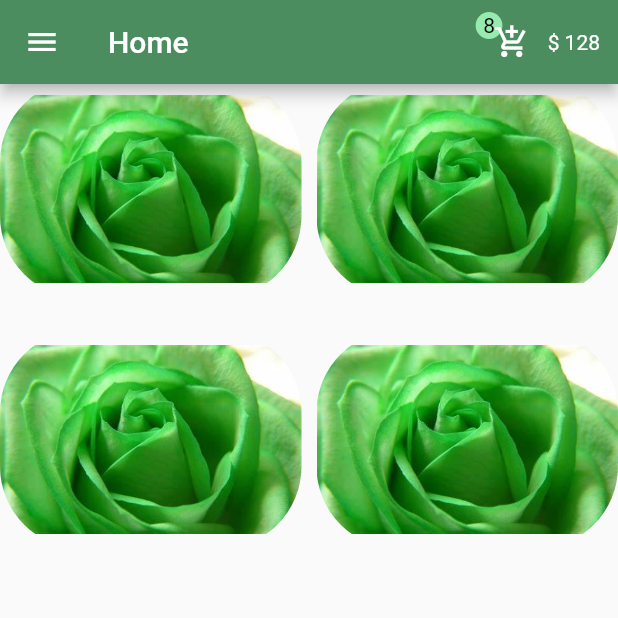
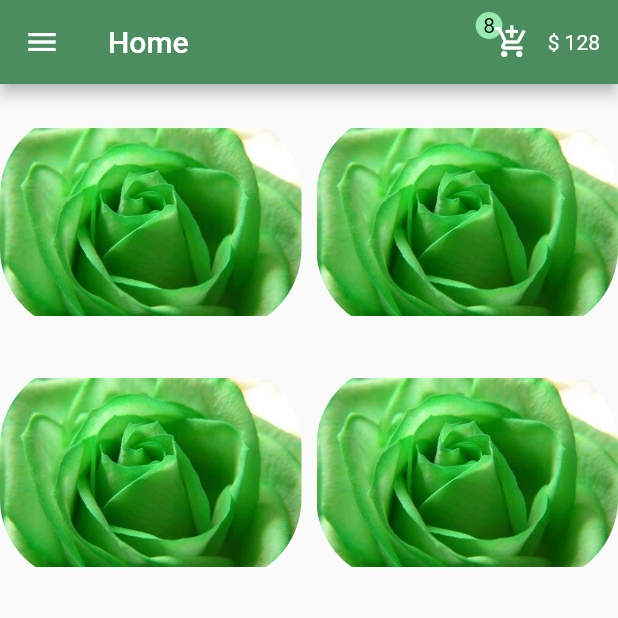
Before and after one commit to AyaEidAttya/E-commerce-app, a Flutter app: the screen it shows after launch, on a phone screen of 412 x 824 dp, the top half of it. Run offline on Flutter 3.47's test engine with Material 2 defaults, Android fonts, the light colour scheme and no system bars.

Commit message:
ADD PADING

```diff
--- a/lib/pages/home.dart
+++ b/lib/pages/home.dart
@@ -7,7 +7,9 @@ class Home extends StatelessWidget {
   @override
   Widget build(BuildContext context) {
     return Scaffold(
-      body: GridView.builder(
+      body: Padding(
+        padding: const EdgeInsets.only(top: 22),
+        child: GridView.builder(
           gridDelegate:SliverGridDelegateWithFixedCrossAxisCount(
             crossAxisCount: 2,
             childAspectRatio: 3/2,
@@ -38,6 +40,7 @@ class Home extends StatelessWidget {
           );
 
         }),
+      ),
 
 
 
```
Lines whose indentation alone changed are shown as unchanged.
